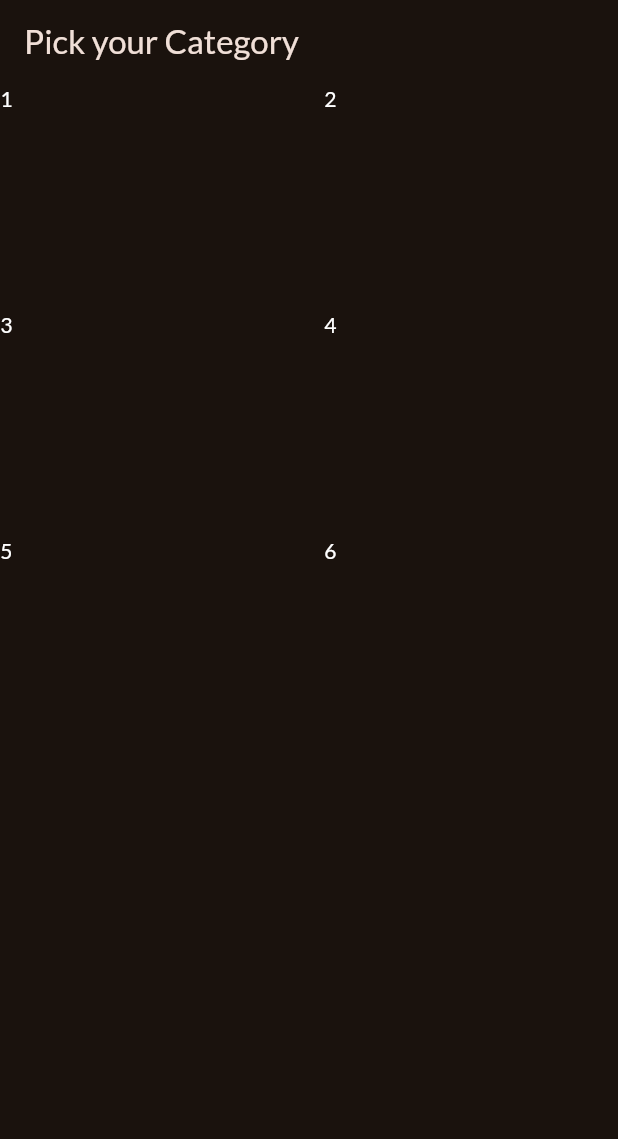
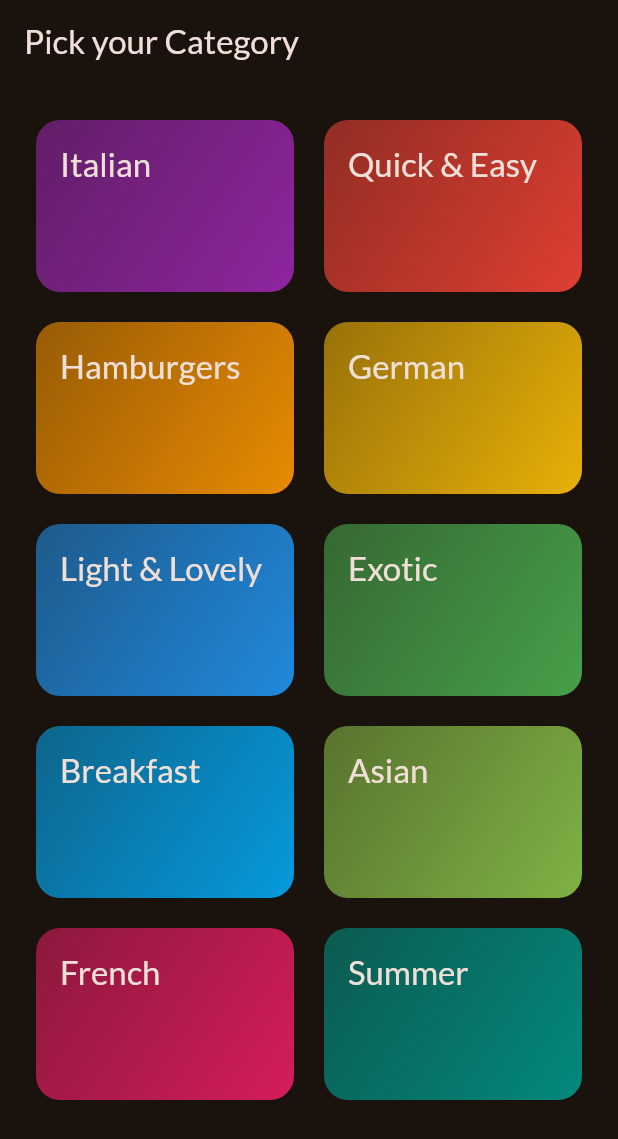
Before and after one commit to tonylifu/meals, a Flutter app: the screen it shows after launch, on a phone screen of 412 x 824 dp. Shown: the top 1139 px of the screen. Run offline on Flutter 3.47's test engine with Material 2 defaults, Android fonts, the phone set to English and light mode, and no system bars; our stand-ins replace google_fonts.

Commit message:
adds meals data

```diff
--- /dev/null
+++ b/lib/data/dummy_data.dart
@@ -0,0 +1,408 @@
+import 'package:flutter/material.dart';
+import 'package:meals/model/category.dart';
+import 'package:meals/model/meal.dart';
+
+// Constants in Dart should be written in lowerCamelcase.
+const availableCategories = [
+  Category(
+    id: 'c1',
+    title: 'Italian',
+    color: Colors.purple,
+  ),
+  Category(
+    id: 'c2',
+    title: 'Quick & Easy',
+    color: Colors.red,
+  ),
+  Category(
+    id: 'c3',
+    title: 'Hamburgers',
+    color: Colors.orange,
+  ),
+  Category(
+    id: 'c4',
+    title: 'German',
+    color: Colors.amber,
+  ),
+  Category(
+    id: 'c5',
+    title: 'Light & Lovely',
+    color: Colors.blue,
+  ),
+  Category(
+    id: 'c6',
+    title: 'Exotic',
+    color: Colors.green,
+  ),
+  Category(
+    id: 'c7',
+    title: 'Breakfast',
+    color: Colors.lightBlue,
+  ),
+  Category(
+    id: 'c8',
+    title: 'Asian',
+    color: Colors.lightGreen,
+  ),
+  Category(
+    id: 'c9',
+    title: 'French',
+    color: Colors.pink,
+  ),
+  Category(
+    id: 'c10',
+    title: 'Summer',
+    color: Colors.teal,
+  ),
+];
+
+const dummyMeals = [
+  Meal(
+    id: 'm1',
+    categories: [
+      'c1',
+      'c2',
+    ],
+    title: 'Spaghetti with Tomato Sauce',
+    affordability: Affordability.affordable,
+    complexity: Complexity.simple,
+    imageUrl:
+        'https://upload.wikimedia.org/wikipedia/commons/thumb/2/20/Spaghetti_Bolognese_mit_Parmesan_oder_Grana_Padano.jpg/800px-Spaghetti_Bolognese_mit_Parmesan_oder_Grana_Padano.jpg',
+    duration: 20,
+    ingredients: [
+      '4 Tomatoes',
+      '1 Tablespoon of Olive Oil',
+      '1 Onion',
+      '250g Spaghetti',
+      'Spices',
+      'Cheese (optional)'
+    ],
+    steps: [
+      'Cut the tomatoes and the onion into small pieces.',
+      'Boil some water - add salt to it once it boils.',
+      'Put the spaghetti into the boiling water - they should be done in about 10 to 12 minutes.',
+      'In the meantime, heaten up some olive oil and add the cut onion.',
+      'After 2 minutes, add the tomato pieces, salt, pepper and your other spices.',
+      'The sauce will be done once the spaghetti are.',
+      'Feel free to add some cheese on top of the finished dish.'
+    ],
+    isGlutenFree: false,
+    isVegan: true,
+    isVegetarian: true,
+    isLactoseFree: true,
+  ),
+  Meal(
+    id: 'm2',
+    categories: [
+      'c2',
+    ],
+    title: 'Toast Hawaii',
+    affordability: Affordability.affordable,
+    complexity: Complexity.simple,
+    imageUrl:
+        'https://cdn.pixabay.com/photo/2018/07/11/21/51/toast-3532016_1280.jpg',
+    duration: 10,
+    ingredients: [
+      '1 Slice White Bread',
+      '1 Slice Ham',
+      '1 Slice Pineapple',
+      '1-2 Slices of Cheese',
+      'Butter'
+    ],
+    steps: [
+      'Butter one side of the white bread',
+      'Layer ham, the pineapple and cheese on the white bread',
+      'Bake the toast for round about 10 minutes in the oven at 200°C'
+    ],
+    isGlutenFree: false,
+    isVegan: false,
+    isVegetarian: false,
+    isLactoseFree: false,
+  ),
+  Meal(
+    id: 'm3',
+    categories: [
+      'c2',
+      'c3',
+    ],
+    title: 'Classic Hamburger',
+    affordability: Affordability.pricey,
+    complexity: Complexity.simple,
+    imageUrl:
+        'https://cdn.pixabay.com/photo/2014/10/23/18/05/burger-500054_1280.jpg',
+    duration: 45,
+    ingredients: [
+      '300g Cattle Hack',
+      '1 Tomato',
+      '1 Cucumber',
+      '1 Onion',
+      'Ketchup',
+      '2 Burger Buns'
+    ],
+    steps: [
+      'Form 2 patties',
+      'Fry the patties for c. 4 minutes on each side',
+      'Quickly fry the buns for c. 1 minute on each side',
+      'Bruch buns with ketchup',
+      'Serve burger with tomato, cucumber and onion'
+    ],
+    isGlutenFree: false,
+    isVegan: false,
+    isVegetarian: false,
+    isLactoseFree: true,
+  ),
+  Meal(
+    id: 'm4',
+    categories: [
+      'c4',
+    ],
+    title: 'Wiener Schnitzel',
+    affordability: Affordability.luxurious,
+    complexity: Complexity.challenging,
+    imageUrl:
+        'https://cdn.pixabay.com/photo/2018/03/31/19/29/schnitzel-3279045_1280.jpg',
+    duration: 60,
+    ingredients: [
+      '8 Veal Cutlets',
+      '4 Eggs',
+      '200g Bread Crumbs',
+      '100g Flour',
+      '300ml Butter',
+      '100g Vegetable Oil',
+      'Salt',
+      'Lemon Slices'
+    ],
+    steps: [
+      'Tenderize the veal to about 2–4mm, and salt on both sides.',
+      'On a flat plate, stir the eggs briefly with a fork.',
+      'Lightly coat the cutlets in flour then dip into the egg, and finally, coat in breadcrumbs.',
+      'Heat the butter and oil in a large pan (allow the fat to get very hot) and fry the schnitzels until golden brown on both sides.',
+      'Make sure to toss the pan regularly so that the schnitzels are surrounded by oil and the crumbing becomes ‘fluffy’.',
+      'Remove, and drain on kitchen paper. Fry the parsley in the remaining oil and drain.',
+      'Place the schnitzels on awarmed plate and serve garnishedwith parsley and slices of lemon.'
+    ],
+    isGlutenFree: false,
+    isVegan: false,
+    isVegetarian: false,
+    isLactoseFree: false,
+  ),
+  Meal(
+    id: 'm5',
+    categories: [
+      'c2'
+          'c5',
+      'c10',
+    ],
+    title: 'Salad with Smoked Salmon',
+    affordability: Affordability.luxurious,
+    complexity: Complexity.simple,
+    imageUrl:
+        'https://cdn.pixabay.com/photo/2016/10/25/13/29/smoked-salmon-salad-1768890_1280.jpg',
+    duration: 15,
+    ingredients: [
+      'Arugula',
+      'Lamb\'s Lettuce',
+      'Parsley',
+      'Fennel',
+      '200g Smoked Salmon',
+      'Mustard',
+      'Balsamic Vinegar',
+      'Olive Oil',
+      'Salt and Pepper'
+    ],
+    steps: [
+      'Wash and cut salad and herbs',
+      'Dice the salmon',
+      'Process mustard, vinegar and olive oil into a dessing',
+      'Prepare the salad',
+      'Add salmon cubes and dressing'
+    ],
+    isGlutenFree: true,
+    isVegan: false,
+    isVegetarian: true,
+    isLactoseFree: true,
+  ),
+  Meal(
+    id: 'm6',
+    categories: [
+      'c6',
+      'c10',
+    ],
+    title: 'Delicious Orange Mousse',
+    affordability: Affordability.affordable,
+    complexity: Complexity.hard,
+    imageUrl:
+        'https://cdn.pixabay.com/photo/2017/05/01/05/18/pastry-2274750_1280.jpg',
+    duration: 240,
+    ingredients: [
+      '4 Sheets of Gelatine',
+      '150ml Orange Juice',
+      '80g Sugar',
+      '300g Yoghurt',
+      '200g Cream',
+      'Orange Peel',
+    ],
+    steps: [
+      'Dissolve gelatine in pot',
+      'Add orange juice and sugar',
+      'Take pot off the stove',
+      'Add 2 tablespoons of yoghurt',
+      'Stir gelatin under remaining yoghurt',
+      'Cool everything down in the refrigerator',
+      'Whip the cream and lift it under die orange mass',
+      'Cool down again for at least 4 hours',
+      'Serve with orange peel',
+    ],
+    isGlutenFree: true,
+    isVegan: false,
+    isVegetarian: true,
+    isLactoseFree: false,
+  ),
+  Meal(
+    id: 'm7',
+    categories: [
+      'c7',
+    ],
+    title: 'Pancakes',
+    affordability: Affordability.affordable,
+    complexity: Complexity.simple,
+    imageUrl:
+        'https://cdn.pixabay.com/photo/2018/07/10/21/23/pancake-3529653_1280.jpg',
+    duration: 20,
+    ingredients: [
+      '1 1/2 Cups all-purpose Flour',
+      '3 1/2 Teaspoons Baking Powder',
+      '1 Teaspoon Salt',
+      '1 Tablespoon White Sugar',
+      '1 1/4 cups Milk',
+      '1 Egg',
+      '3 Tablespoons Butter, melted',
+    ],
+    steps: [
+      'In a large bowl, sift together the flour, baking powder, salt and sugar.',
+      'Make a well in the center and pour in the milk, egg and melted butter; mix until smooth.',
+      'Heat a lightly oiled griddle or frying pan over medium high heat.',
+      'Pour or scoop the batter onto the griddle, using approximately 1/4 cup for each pancake. Brown on both sides and serve hot.'
+    ],
+    isGlutenFree: true,
+    isVegan: false,
+    isVegetarian: true,
+    isLactoseFree: false,
+  ),
+  Meal(
+    id: 'm8',
+    categories: [
+      'c8',
+    ],
+    title: 'Creamy Indian Chicken Curry',
+    affordability: Affordability.pricey,
+    complexity: Complexity.challenging,
+    imageUrl:
+        'https://cdn.pixabay.com/photo/2018/06/18/16/05/indian-food-3482749_1280.jpg',
+    duration: 35,
+    ingredients: [
+      '4 Chicken Breasts',
+      '1 Onion',
+      '2 Cloves of Garlic',
+      '1 Piece of Ginger',
+      '4 Tablespoons Almonds',
+      '1 Teaspoon Cayenne Pepper',
+      '500ml Coconut Milk',
+    ],
+    steps: [
+      'Slice and fry the chicken breast',
+      'Process onion, garlic and ginger into paste and sauté everything',
+      'Add spices and stir fry',
+      'Add chicken breast + 250ml of water and cook everything for 10 minutes',
+      'Add coconut milk',
+      'Serve with rice'
+    ],
+    isGlutenFree: true,
+    isVegan: false,
+    isVegetarian: false,
+    isLactoseFree: true,
+  ),
+  Meal(
+    id: 'm9',
+    categories: [
+      'c9',
+    ],
+    title: 'Chocolate Souffle',
+    affordability: Affordability.affordable,
+    complexity: Complexity.hard,
+    imageUrl:
+        'https://cdn.pixabay.com/photo/2014/08/07/21/07/souffle-412785_1280.jpg',
+    duration: 45,
+    ingredients: [
+      '1 Teaspoon melted Butter',
+      '2 Tablespoons white Sugar',
+      '2 Ounces 70% dark Chocolate, broken into pieces',
+      '1 Tablespoon Butter',
+      '1 Tablespoon all-purpose Flour',
+      '4 1/3 tablespoons cold Milk',
+      '1 Pinch Salt',
+      '1 Pinch Cayenne Pepper',
+      '1 Large Egg Yolk',
+      '2 Large Egg Whites',
+      '1 Pinch Cream of Tartar',
+      '1 Tablespoon white Sugar',
+    ],
+    steps: [
+      'Preheat oven to 190°C. Line a rimmed baking sheet with parchment paper.',
+      'Brush bottom and sides of 2 ramekins lightly with 1 teaspoon melted butter; cover bottom and sides right up to the rim.',
+      'Add 1 tablespoon white sugar to ramekins. Rotate ramekins until sugar coats all surfaces.',
+      'Place chocolate pieces in a metal mixing bowl.',
+      'Place bowl over a pan of about 3 cups hot water over low heat.',
+      'Melt 1 tablespoon butter in a skillet over medium heat. Sprinkle in flour. Whisk until flour is incorporated into butter and mixture thickens.',
+      'Whisk in cold milk until mixture becomes smooth and thickens. Transfer mixture to bowl with melted chocolate.',
+      'Add salt and cayenne pepper. Mix together thoroughly. Add egg yolk and mix to combine.',
+      'Leave bowl above the hot (not simmering) water to keep chocolate warm while you whip the egg whites.',
+      'Place 2 egg whites in a mixing bowl; add cream of tartar. Whisk until mixture begins to thicken and a drizzle from the whisk stays on the surface about 1 second before disappearing into the mix.',
+      'Add 1/3 of sugar and whisk in. Whisk in a bit more sugar about 15 seconds.',
+      'whisk in the rest of the sugar. Continue whisking until mixture is about as thick as shaving cream and holds soft peaks, 3 to 5 minutes.',
+      'Transfer a little less than half of egg whites to chocolate.',
+      'Mix until egg whites are thoroughly incorporated into the chocolate.',
+      'Add the rest of the egg whites; gently fold into the chocolate with a spatula, lifting from the bottom and folding over.',
+      'Stop mixing after the egg white disappears. Divide mixture between 2 prepared ramekins. Place ramekins on prepared baking sheet.',
+      'Bake in preheated oven until scuffles are puffed and have risen above the top of the rims, 12 to 15 minutes.',
+    ],
+    isGlutenFree: true,
+    isVegan: false,
+    isVegetarian: true,
+    isLactoseFree: false,
+  ),
+  Meal(
+    id: 'm10',
+    categories: [
+      'c2',
+      'c5',
+      'c10',
+    ],
+    title: 'Asparagus Salad with Cherry Tomatoes',
+    affordability: Affordability.luxurious,
+    complexity: Complexity.simple,
+    imageUrl:
+        'https://cdn.pixabay.com/photo/2018/04/09/18/26/asparagus-3304997_1280.jpg',
+    duration: 30,
+    ingredients: [
+      'White and Green Asparagus',
+      '30g Pine Nuts',
+      '300g Cherry Tomatoes',
+      'Salad',
+      'Salt, Pepper and Olive Oil'
+    ],
+    steps: [
+      'Wash, peel and cut the asparagus',
+      'Cook in salted water',
+      'Salt and pepper the asparagus',
+      'Roast the pine nuts',
+      'Halve the tomatoes',
+      'Mix with asparagus, salad and dressing',
+      'Serve with Baguette'
+    ],
+    isGlutenFree: true,
+    isVegan: true,
+    isVegetarian: true,
+    isLactoseFree: true,
+  ),
+];
--- /dev/null
+++ b/lib/model/category.dart
@@ -0,0 +1,13 @@
+import 'package:flutter/material.dart';
+
+class Category {
+  final String id;
+  final String title;
+  final Color color;
+
+  const Category({
+    required this.id,
+    required this.title,
+    this.color = Colors.orange,
+  });
+}
--- /dev/null
+++ b/lib/model/meal.dart
@@ -0,0 +1,43 @@
+enum Complexity {
+  simple,
+  challenging,
+  hard,
+}
+
+enum Affordability {
+  affordable,
+  pricey,
+  luxurious,
+}
+
+class Meal {
+  const Meal({
+    required this.id,
+    required this.categories,
+    required this.title,
+    required this.imageUrl,
+    required this.ingredients,
+    required this.steps,
+    required this.duration,
+    required this.complexity,
+    required this.affordability,
+    required this.isGlutenFree,
+    required this.isLactoseFree,
+    required this.isVegan,
+    required this.isVegetarian,
+  });
+
+  final String id;
+  final List<String> categories;
+  final String title;
+  final String imageUrl;
+  final List<String> ingredients;
+  final List<String> steps;
+  final int duration;
+  final Complexity complexity;
+  final Affordability affordability;
+  final bool isGlutenFree;
+  final bool isLactoseFree;
+  final bool isVegan;
+  final bool isVegetarian;
+}
--- a/lib/screens/categories_screen.dart
+++ b/lib/screens/categories_screen.dart
@@ -1,4 +1,8 @@
 import 'package:flutter/material.dart';
+import 'package:meals/data/dummy_data.dart';
+import 'package:meals/model/category.dart';
+import 'package:meals/screens/meals_screen.dart';
+import 'package:meals/widgets/category_grid_item.dart';
 
 class CategoriesScreen extends StatelessWidget {
   const CategoriesScreen({super.key});
@@ -12,51 +16,35 @@ class CategoriesScreen extends StatelessWidget {
         ),
       ),
       body: GridView(
+        padding: const EdgeInsets.all(24),
         gridDelegate: const SliverGridDelegateWithFixedCrossAxisCount(
           crossAxisCount: 2,
           childAspectRatio: 3 / 2,
           crossAxisSpacing: 20,
           mainAxisSpacing: 20,
         ),
-        children: const [
-          Text(
-            "1",
-            style: TextStyle(
-              color: Colors.white,
+        children: [
+          for (final category in availableCategories)
+            CategoryGridItem(
+              category: category,
+              onSelectCategory: () => _selectCategory(context, category),
             ),
-          ),
-          Text(
-            "2",
-            style: TextStyle(
-              color: Colors.white,
-            ),
-          ),
-          Text(
-            "3",
-            style: TextStyle(
-              color: Colors.white,
-            ),
-          ),
-          Text(
-            "4",
-            style: TextStyle(
-              color: Colors.white,
-            ),
-          ),
-          Text(
-            "5",
-            style: TextStyle(
-              color: Colors.white,
-            ),
-          ),
-          Text(
-            "6",
-            style: TextStyle(
-              color: Colors.white,
-            ),
-          ),
         ],
       ),
     );
   }
+
+  void _selectCategory(BuildContext context, Category category) {
+    final meals = dummyMeals
+        .where((meal) => meal.categories.contains(category.id))
+        .toList();
+    Navigator.of(context).push(
+      MaterialPageRoute(
+        builder: (ctx) => MealScreen(
+          title: category.title,
+          meals: meals,
+        ),
+      ),
+    );
+  }
 }
--- /dev/null
+++ b/lib/screens/meal_item.dart
@@ -0,0 +1,22 @@
+import 'package:flutter/material.dart';
+import 'package:meals/model/meal.dart';
+
+class MealItem extends StatelessWidget {
+  final Meal meal;
+  const MealItem({
+    super.key,
+    required this.meal,
+  });
+
+  @override
+  Widget build(BuildContext context) {
+    return Card(
+      child: InkWell(
+        onTap: () {},
+        child: Stack(
+          children: [],
+        ),
+      ),
+    );
+  }
+}
--- /dev/null
+++ b/lib/screens/meals_screen.dart
@@ -0,0 +1,57 @@
+import 'package:flutter/material.dart';
+import 'package:google_fonts/google_fonts.dart';
+import 'package:meals/model/meal.dart';
+
+class MealScreen extends StatelessWidget {
+  final String title;
+  final List<Meal> meals;
+  const MealScreen({
+    super.key,
+    required this.title,
+    required this.meals,
+  });
+
+  @override
+  Widget build(BuildContext context) {
+    Widget content = ListView.builder(
+      itemCount: meals.length,
+      itemBuilder: (ctx, index) => Text(
+        meals[index].title,
+        style: GoogleFonts.lato(
+          color: Colors.white,
+        ),
+      ),
+    );
+    if (meals.isEmpty) {
+      content = Center(
+        child: Column(
+          mainAxisSize: MainAxisSize.min,
+          children: [
+            Text(
+              "Uh oh... Nothing here!!!",
+              style: Theme.of(context).textTheme.headlineLarge!.copyWith(
+                    color: Theme.of(context).colorScheme.onBackground,
+                  ),
+            ),
+            const SizedBox(
+              height: 16,
+            ),
+            Text(
+              "Try selecting a different category!",
+              style: Theme.of(context).textTheme.bodyLarge!.copyWith(
+                    color: Theme.of(context).colorScheme.onBackground,
+                  ),
+            ),
+          ],
+        ),
+      );
+    }
+
+    return Scaffold(
+      appBar: AppBar(
+        title: Text(title),
+      ),
+      body: content,
+    );
+  }
+}
--- /dev/null
+++ b/lib/widgets/category_grid_item.dart
@@ -0,0 +1,43 @@
+import 'package:flutter/material.dart';
+import 'package:meals/model/category.dart';
+
+class CategoryGridItem extends StatelessWidget {
+  final Category category;
+  final void Function() onSelectCategory;
+
+  const CategoryGridItem({
+    required this.category,
+    required this.onSelectCategory,
+    super.key,
+  });
+
+  @override
+  Widget build(BuildContext context) {
+    List<Color> gradientColors = [
+      category.color.withOpacity(0.55),
+      category.color.withOpacity(0.9),
+    ];
+    return InkWell(
+      onTap: onSelectCategory,
+      splashColor: Theme.of(context).primaryColor,
+      borderRadius: BorderRadius.circular(16),
+      child: Container(
+        padding: const EdgeInsets.all(16),
+        decoration: BoxDecoration(
+          borderRadius: BorderRadius.circular(16),
+          gradient: LinearGradient(
+            colors: gradientColors,
+            begin: Alignment.topLeft,
+            end: Alignment.bottomRight,
+          ),
+        ),
+        child: Text(
+          category.title,
+          style: Theme.of(context).textTheme.titleLarge!.copyWith(
+                color: Theme.of(context).colorScheme.onBackground,
+              ),
+        ),
+      ),
+    );
+  }
+}
--- a/pubspec.yaml
+++ b/pubspec.yaml
@@ -36,6 +36,7 @@ dependencies:
   # Use with the CupertinoIcons class for iOS style icons.
   cupertino_icons: ^1.0.2
   google_fonts: ^4.0.5
+  transparent_image: ^2.0.1
 
 dev_dependencies:
   flutter_test:
```
